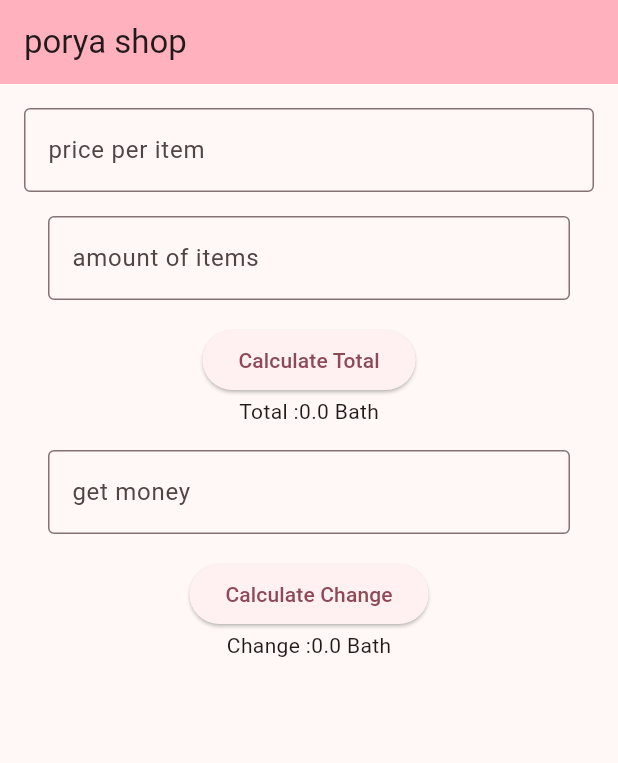
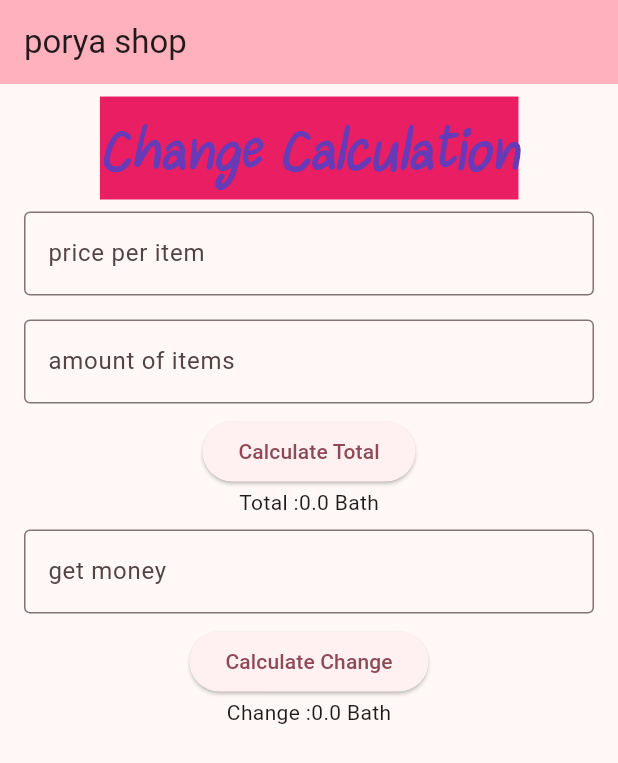
Before and after one commit to poryasin/firstapp, a Flutter app: the screen it shows after launch, on a phone screen of 412 x 824 dp. Shown: the top 763 px of the screen. Run offline on Flutter 3.47's test engine with Material 3 defaults, Android fonts, the phone set to English and light mode, and no system bars.

Commit message:
change font

```diff
--- a/lib/main.dart
+++ b/lib/main.dart
@@ -43,18 +43,23 @@ class _MyHomePageState extends State<MyHomePage> {
         title: Text(widget.title),
       ),
       body: Padding(
-        padding: const EdgeInsets.all(16.0),
+        padding: const EdgeInsets.all(8.0),
         child: Column(
           children: [
-            priceTextField(),
+            Text("Change Calculation",style: TextStyle(fontFamily: "maa",fontSize: 48, fontWeight: FontWeight.bold, fontStyle: FontStyle.italic,color: Colors.deepPurple,backgroundColor: Colors.pink ,),),
+
             Padding(
-              padding: const EdgeInsets.all(16.0),
+              padding: const EdgeInsets.all(8.0),
+              child: priceTextField(),
+            ),
+            Padding(
+              padding: const EdgeInsets.all(8.0),
               child: amountTextField(),
             ),
             calculateButton(),
             showTotalText(),
             Padding(
-              padding: const EdgeInsets.all(16.0),
+              padding: const EdgeInsets.all(8.0),
               child: recieveMoneyTextField(),
             ),
 
@@ -64,6 +69,7 @@ class _MyHomePageState extends State<MyHomePage> {
         ),
       ),
     );
+
   }
 
   Widget calculateButton() {
@@ -101,6 +107,7 @@ class _MyHomePageState extends State<MyHomePage> {
     );
   }
 
+
   Widget showTotalText() {
     return Text("Total :$_total Bath");
   }
```
Also changed, not shown: pubspec.yaml (+6 -6 lines), fonts/maaja.ttf (added).
